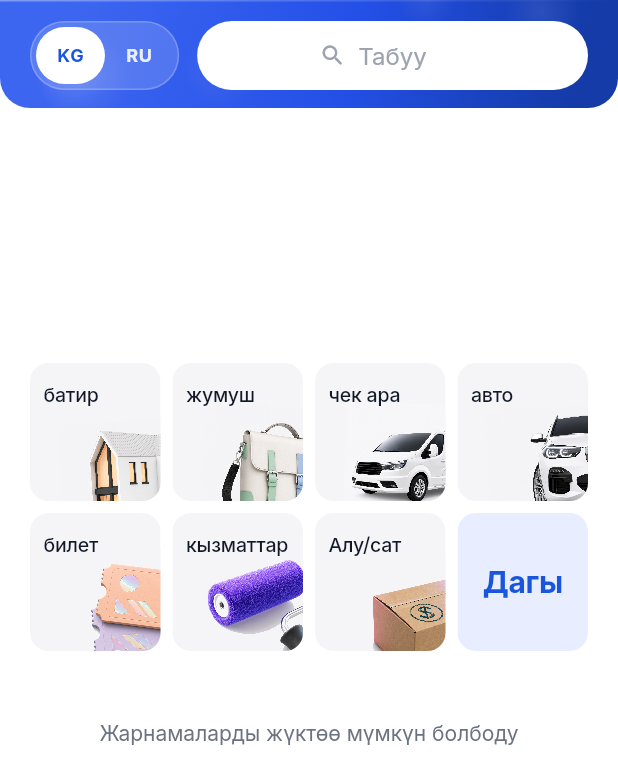
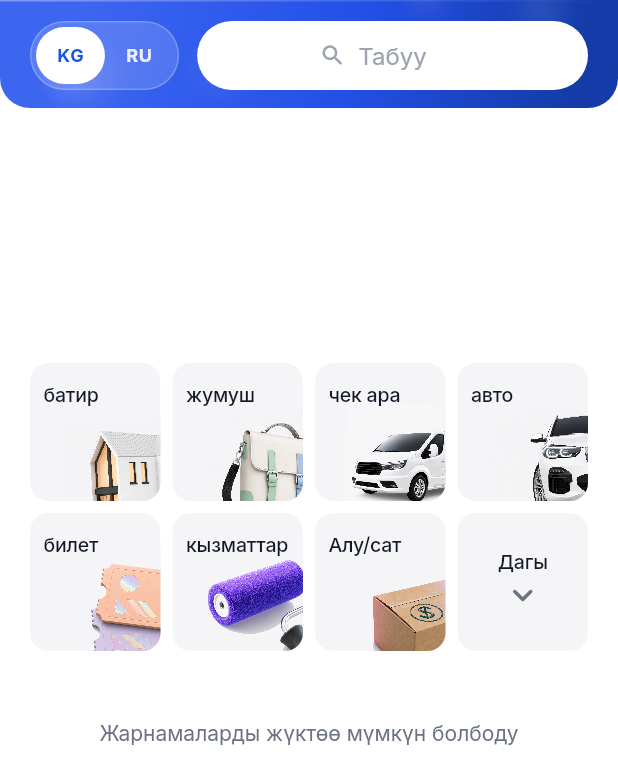
Before and after one commit to suyun46kg-boop/appekb, a Flutter app: the DbddWidget screen opened directly, after a tap on "KG", on a phone screen of 412 x 824 dp. Shown: the top 784 px of the screen. Run offline on Flutter 3.47's test engine with Material 3 defaults, Android fonts, the phone set to English and light mode, and no system bars; our stand-ins replace auto_size_text, cached_network_image, easy_debounce, equatable, file_picker, firebase_core and 18 more; missing offline and left inert: json_path, mime_type; accounts and stored records are empty; network calls fail; statements that could not run were skipped.

Commit message:
Restyle the More category tile with neutral background and dropdown arrow.
Co-authored-by: Cursor <cursoragent@cursor.com>

```diff
--- a/lib/dbdd/dbdd_widget.dart
+++ b/lib/dbdd/dbdd_widget.dart
@@ -529,34 +529,37 @@ class _DbddWidgetState extends State<DbddWidget> {
   }
 
   Widget _moreCategoryTile(BuildContext context) {
-    const softBlue = Color(0xFFE8EEFF);
+    const tileBg = Color(0xFFF5F5F7);
     final radius = BorderRadius.circular(12);
     return ClipRRect(
       borderRadius: radius,
       child: Material(
-        color: softBlue,
+        color: tileBg,
         borderRadius: radius,
         child: InkWell(
           onTap: () => _openCategoriesSheet(context),
           borderRadius: radius,
-          splashColor: _blue.withValues(alpha: 0.10),
-          highlightColor: _blue.withValues(alpha: 0.06),
+          splashColor: Colors.black.withValues(alpha: 0.06),
+          highlightColor: const Color(0xFFEDEBE9),
           child: SizedBox(
             height: 92,
             width: double.infinity,
-            child: Center(
-              child: Text(
-                FFLocalizations.of(context).getText('dbddmore'),
-                textAlign: TextAlign.center,
-                maxLines: 1,
-                overflow: TextOverflow.ellipsis,
-                style: EkbTypography.inter(
-                  fontSize: 20,
-                  fontWeight: FontWeight.w700,
-                  color: _blue,
-                  letterSpacing: -0.2,
+            child: Column(
+              mainAxisAlignment: MainAxisAlignment.center,
+              children: [
+                Text(
+                  FFLocalizations.of(context).getText('dbddmore'),
+                  textAlign: TextAlign.center,
+                  maxLines: 1,
+                  overflow: TextOverflow.ellipsis,
+                  style: EkbTypography.category,
                 ),
-              ),
+                const Icon(
+                  Icons.keyboard_arrow_down_rounded,
+                  size: 28,
+                  color: EkbTypography.textSecondary,
+                ),
+              ],
             ),
           ),
         ),
```
